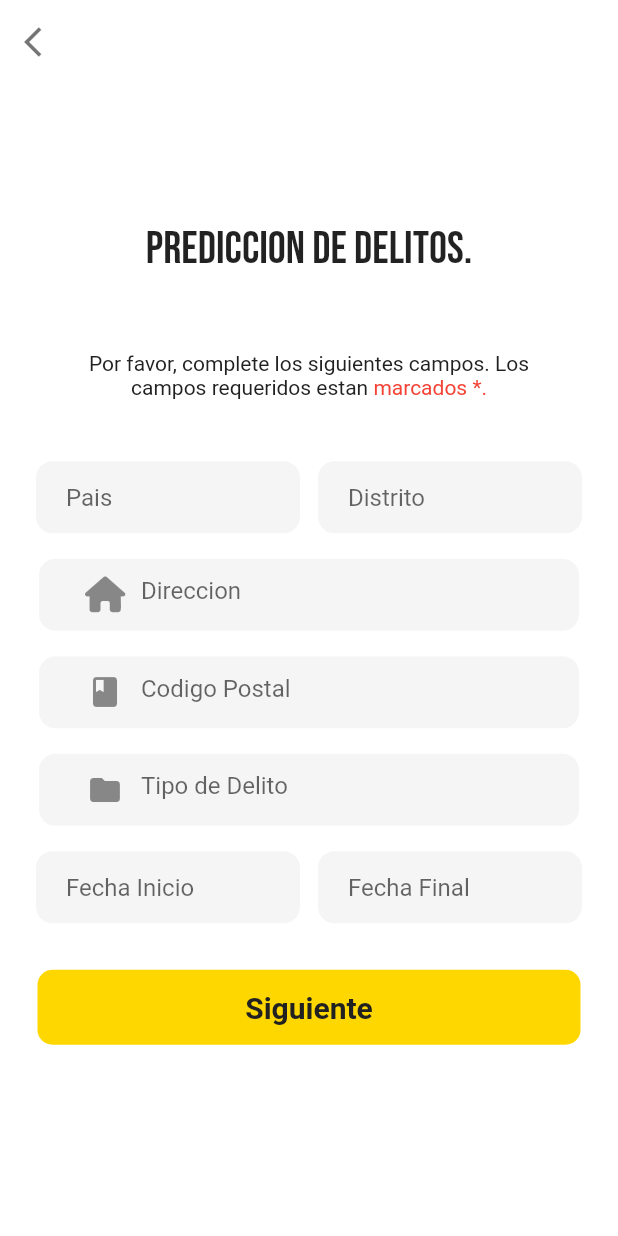
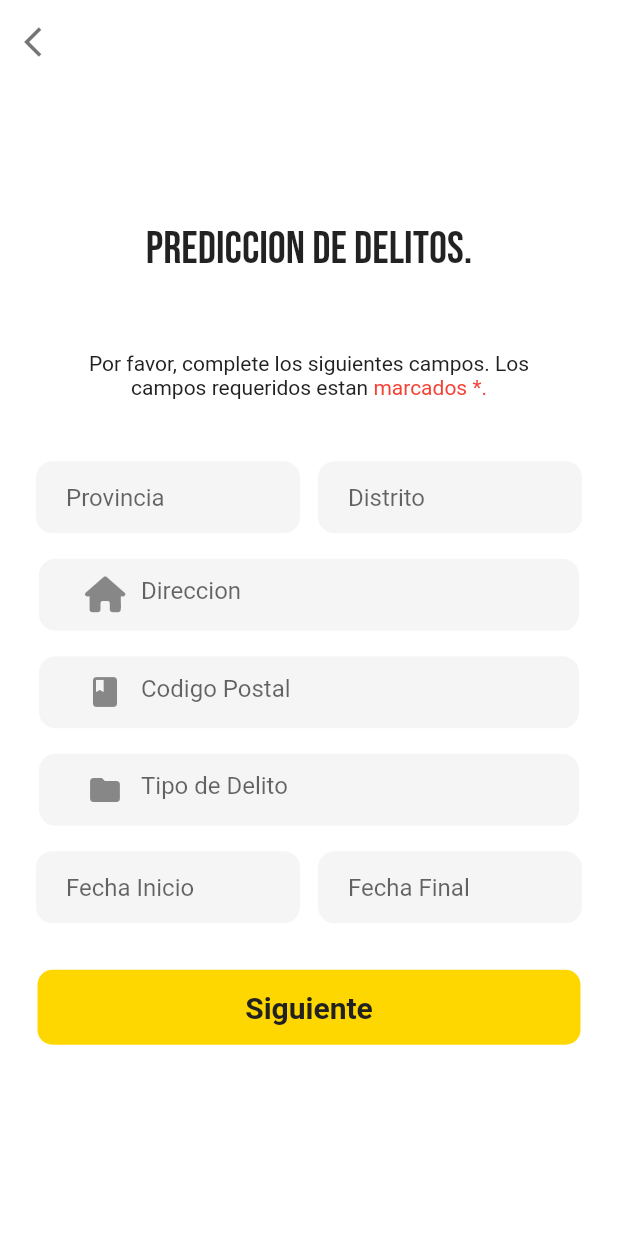
Before and after one commit to HMoscoso/Crimity, a Flutter app: the CrimePredictScreen screen opened directly, on a phone screen of 412 x 824 dp. Run offline on Flutter 3.47's test engine with Material 2 defaults, Android fonts, the light colour scheme and no system bars; our stand-ins replace animated_splash_screen, fl_chart, flutter_cache_manager, flutter_slidable, flutter_svg, font_awesome_flutter and 14 more; missing offline and left inert: comment_box, custom_info_window, dart:ffi; network calls fail.

Commit message:
Updated changes

```diff
--- a/lib/login/Login_start.dart
+++ b/lib/login/Login_start.dart
@@ -29,7 +29,7 @@ class _Login_startState extends State<Login_start> {
 
   buscarUsuario(var email, String password) async {
 
-    String urlstr = 'http://192.168.100.4:4000/users/get/'+ email.toString() + '/' + password;
+    String urlstr = 'http://54.147.221.20:8080/users/get/'+ email.toString();
     print(email);
     print(urlstr);
     var url = Uri.parse(urlstr);
--- a/lib/prediccion_delito/predicciondelitos.dart
+++ b/lib/prediccion_delito/predicciondelitos.dart
@@ -101,7 +101,7 @@ class CrimePredictScreen extends StatelessWidget{
                             child: TextField(
                               decoration: InputDecoration(
                                 border: InputBorder.none,
-                                hintText: 'Pais',
+                                hintText: 'Provincia  ',
                               ),
                             ),
                           ),
```
Also changed, not shown: 2 other files.
